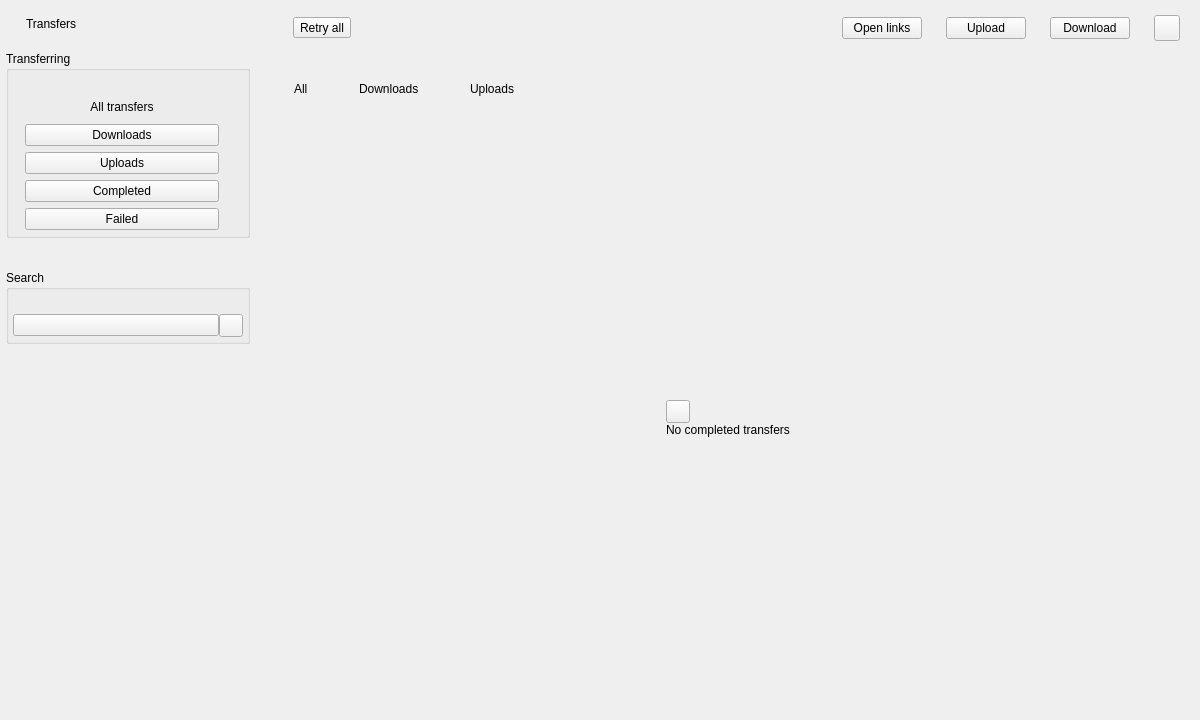
First picture: the form in src/MEGASync/transfers/gui/ui/TransferManager.ui, repository meganz/MEGAsync, before the edit.
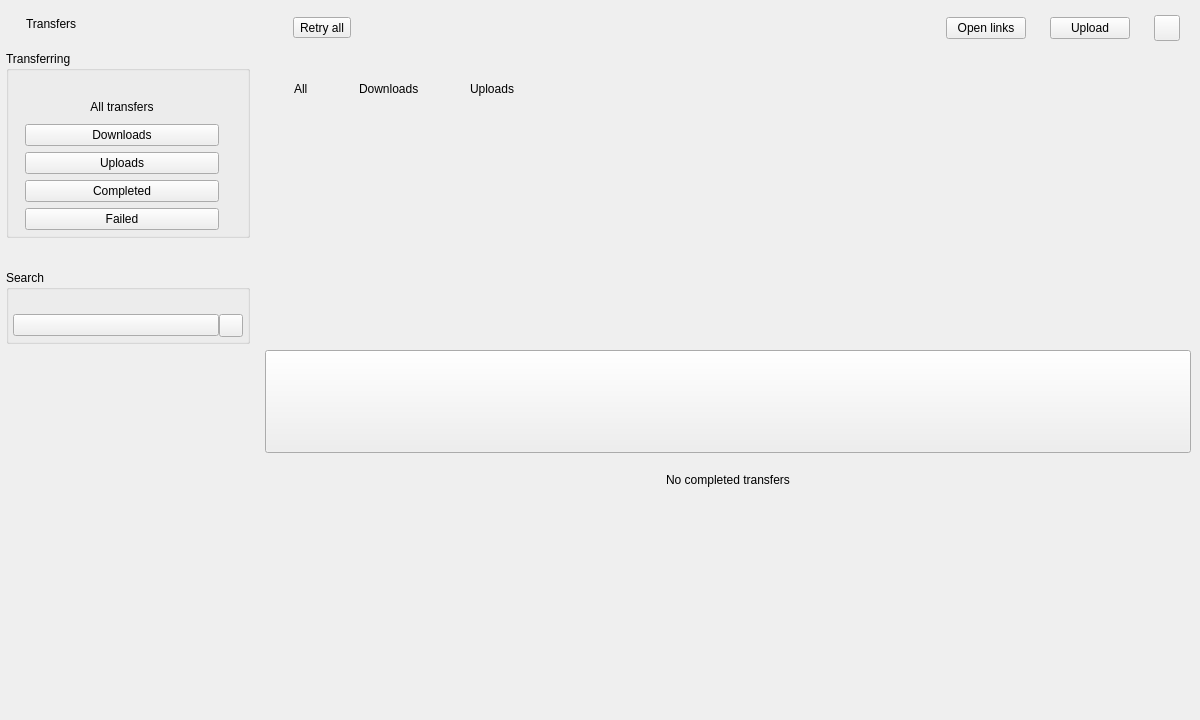
Second picture: the form after the edit. The open tabs and pages were chosen to show the change. Icons and pictures are not drawn. Custom widgets are drawn as their Qt base class.

Commit message: Tokenize empty transfer lists

```diff
--- a/src/MEGASync/transfers/gui/ui/TransferManager.ui
+++ b/src/MEGASync/transfers/gui/ui/TransferManager.ui
@@ -1997,21 +1997,7 @@
              </widget>
             </item>
             <item>
-             <widget class="QPushButton" name="bDownload">
-              <property name="cursor">
-               <cursorShape>PointingHandCursor</cursorShape>
-              </property>
-              <property name="text">
-               <string>Download</string>
-              </property>
-              <property name="icon">
-               <iconset resource="../../../gui/Resources_common.qrc">
-                <normaloff>:/images/transfer_manager/toolbar/download_toolbar_ico_default.png</normaloff>:/images/transfer_manager/toolbar/download_toolbar_ico_default.png</iconset>
-              </property>
-             </widget>
-            </item>
-            <item>
-             <widget class="QPushButton" name="tCogWheel">
+             <widget class="IconOnlyButton" name="tCogWheel">
               <property name="maximumSize">
                <size>
                 <width>26</width>
@@ -2651,9 +2637,12 @@
           <property name="bottomMargin">
            <number>20</number>
           </property>
-          <property name="spacing">
+          <property name="horizontalSpacing">
            <number>0</number>
           </property>
+          <property name="verticalSpacing">
+           <number>20</number>
+          </property>
           <item row="0" column="0">
            <spacer name="verticalSpacer_4">
             <property name="orientation">
@@ -2668,13 +2657,31 @@
            </spacer>
           </item>
           <item row="1" column="0">
-           <widget class="QToolButton" name="tNoFinished">
+           <widget class="IconLabel" name="tNoFinished">
+            <property name="sizePolicy">
+             <sizepolicy hsizetype="Preferred" vsizetype="Preferred">
+              <horstretch>0</horstretch>
+              <verstretch>0</verstretch>
+             </sizepolicy>
+            </property>
+            <property name="layoutDirection">
+             <enum>Qt::LeftToRight</enum>
+            </property>
             <property name="text">
              <string/>
             </property>
             <property name="icon">
              <iconset resource="../../../gui/Resources_common.qrc">
-              <normaloff>:/images/transfer_manager/empty_categories/Completed_transfers.png</normaloff>:/images/transfer_manager/empty_categories/Completed_transfers.png</iconset>
+              <normaloff>:/check-circle_small_thin_outline</normaloff>:/check-circle_small_thin_outline</iconset>
+            </property>
+            <property name="iconSize">
+             <size>
+              <width>96</width>
+              <height>96</height>
+             </size>
+            </property>
+            <property name="normal_off" stdset="0">
+             <string notr="true">icon-secondary</string>
             </property>
            </widget>
           </item>
@@ -2747,6 +2754,21 @@
    <header>TransferManagerStatusHeaderWidget.h</header>
    <container>1</container>
   </customwidget>
+  <customwidget>
+   <class>IconLabel</class>
+   <extends>QToolButton</extends>
+   <header>tokenizer/TokenizableItems/IconLabel.h</header>
+  </customwidget>
+  <customwidget>
+   <class>TokenizableButton</class>
+   <extends>QPushButton</extends>
+   <header>tokenizer/TokenizableItems/TokenizableButtons.h</header>
+  </customwidget>
+  <customwidget>
+   <class>IconOnlyButton</class>
+   <extends>QPushButton</extends>
+   <header>tokenizer/TokenizableItems/TokenizableButtons.h </header>
+  </customwidget>
  </customwidgets>
  <tabstops>
   <tabstop>bPause</tabstop>
```
Left out of the diff: 130 changed lines with no effect on the pictures. The commit also changes 5 other files.
